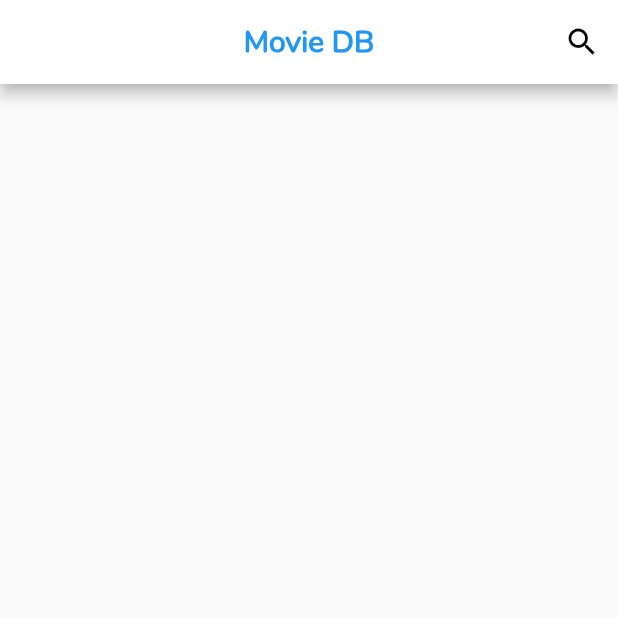
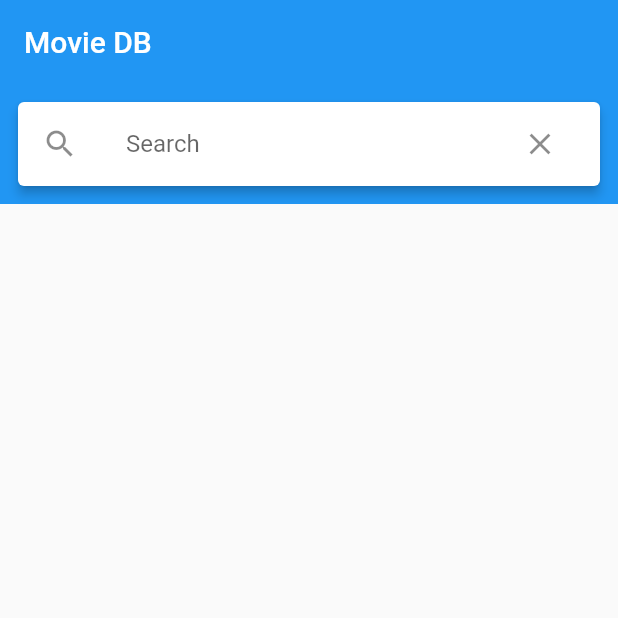
Before and after one commit to Harishwarrior/movie_scrap, a Flutter app: the screen it shows after launch, on a phone screen of 412 x 824 dp, the top half of it. Run offline on Flutter 3.47's test engine with Material 2 defaults, Android fonts, the phone set to English and light mode, and no system bars; network calls fail.

Commit message:
rebased , search working

```diff
--- a/lib/details_page.dart
+++ b/lib/details_page.dart
@@ -2,7 +2,7 @@ import 'package:flutter/material.dart';
 import 'package:flutter/services.dart';
 import 'package:url_launcher/url_launcher.dart';
 
-import 'movie.dart';
+import 'main.dart';
 
 class DetailPage extends StatelessWidget {
   final Movie movie;
--- a/lib/main.dart
+++ b/lib/main.dart
@@ -1,135 +1,170 @@
+import 'dart:async';
+import 'dart:convert';
+
 import 'package:flutter/material.dart';
-import 'package:moviescrap/Services/fetch_json.dart';
+import 'package:http/http.dart' as http;
 
 import 'details_page.dart';
 
-Future<List> data;
-Fetch fetch = new Fetch();
+void main() => runApp(new MaterialApp(
+      home: new HomePage(),
+      debugShowCheckedModeBanner: false,
+    ));
 
-void main() => runApp(new MyApp());
-
-class MyApp extends StatelessWidget {
+class HomePage extends StatefulWidget {
   @override
-  Widget build(BuildContext context) {
-    return new MaterialApp(
-      debugShowCheckedModeBanner: false,
-      theme: new ThemeData(
-        fontFamily: 'Nunito',
-        primaryColor: Colors.white,
-      ),
-      home: new MyHomePage(title: 'Movie DB'),
-    );
-  }
+  _HomePageState createState() => new _HomePageState();
 }
 
-class MyHomePage extends StatefulWidget {
-  MyHomePage({Key key, this.title}) : super(key: key);
+class _HomePageState extends State<HomePage> {
+  TextEditingController controller = new TextEditingController();
 
-  final String title;
+  // Get json result and convert it to model. Then add
+  Future<Null> getUserDetails() async {
+    final response = await http.get(url);
+    final responseJson = json.decode(response.body);
+
+    setState(() {
+      for (Map user in responseJson) {
+        _userDetails.add(Movie.fromJson(user));
+      }
+    });
+  }
 
   @override
-  _MyHomePageState createState() => new _MyHomePageState();
-}
+  void initState() {
+    super.initState();
 
-class _MyHomePageState extends State<MyHomePage> {
-  @override
-  void initState() {
-    data = fetch.getMovies(); //fetch movies when start of the app only
-    super.initState();
+    getUserDetails();
   }
 
   @override
   Widget build(BuildContext context) {
     return new Scaffold(
       appBar: new AppBar(
-        centerTitle: true,
-        title: new Text(
-          widget.title,
-          style: TextStyle(
-            color: Colors.blue,
-            fontWeight: FontWeight.w800,
+        title: new Text('Movie DB'),
+        elevation: 0.0,
+      ),
+      body: new Column(
+        children: <Widget>[
+          new Container(
+            color: Theme
+                .of(context)
+                .primaryColor,
+            child: new Padding(
+              padding: const EdgeInsets.all(8.0),
+              child: new Card(
+                elevation: 3.0,
+                child: new ListTile(
+                  leading: new Icon(Icons.search),
+                  title: new TextField(
+                    controller: controller,
+                    decoration: new InputDecoration(
+                      hintText: 'Search',
+                      border: InputBorder.none,
+                    ),
+                    onChanged: onSearchTextChanged,
+                  ),
+                  trailing: new IconButton(
+                    icon: new Icon(Icons.close),
+                    onPressed: () {
+                      controller.clear();
+                      onSearchTextChanged('');
+                    },
                   ),
                 ),
-        actions: <Widget>[
-          IconButton(
-            icon: Icon(Icons.search),
-            onPressed: () {
-              showSearch(context: context, delegate: MovieSearch());
-            },
               ),
-        ],
             ),
-    );
-  }
-}
-
-class MovieSearch extends SearchDelegate {
-//  final suggestMovie = ["avenger", "ant-man"];
-
-  @override
-  List<Widget> buildActions(BuildContext context) {
-    // implement buildActions
-    return [
-      IconButton(
-          icon: Icon(Icons.clear),
-          onPressed: () {
-            query = "";
-          })
-    ];
-  }
-
-  @override
-  Widget buildLeading(BuildContext context) {
-    //implement buildLeading
-    return IconButton(
-        icon: AnimatedIcon(
-          icon: AnimatedIcons.menu_arrow,
-          progress: transitionAnimation,
           ),
-        onPressed: () {
-          close(context, null);
-        });
-  }
-
-  @override
-  Widget buildResults(BuildContext context) {
-    return null;
-  }
-
-  @override
-  Widget buildSuggestions(BuildContext context) {
-    return Container(
-      child: FutureBuilder(
-        future: data, //future list
-        builder: (BuildContext context, AsyncSnapshot snapshot) {
-          if (!snapshot.hasData || snapshot.data.isEmpty) {
-            return Center(child: CircularProgressIndicator());
-          } else {
-            return ListView.builder(
-              itemBuilder: (BuildContext context, int index) {
-                return Card(
+          new Expanded(
+            child: _searchResult.length != 0 || controller.text.isNotEmpty
+                ? new ListView.builder(
+              itemCount: _searchResult.length,
+              itemBuilder: (context, i) {
+                return new Card(
                   elevation: 5.0,
-                  child: ListTile(
-                    title: Text(
-                      snapshot.data[index].normalized_name,
+                  child: new ListTile(
+                    title: new Text(
+                      _searchResult[i].normalized_name,
                     ),
-//                    subtitle: Text(snapshot.data[index].magnets),
                     onTap: () {
                       Navigator.push(
                         context,
                         new MaterialPageRoute(
                           builder: (context) =>
-                              DetailPage(snapshot.data[index]),
+                              DetailPage(_userDetails[i]),
                         ),
                       );
                     },
                   ),
                 );
               },
+            )
+                : new ListView.builder(
+              itemCount: _userDetails.length,
+              itemBuilder: (context, index) {
+                return new Card(
+                  elevation: 5.0,
+                  child: new ListTile(
+                    title: new Text(
+                      _userDetails[index].normalized_name,
+                    ),
+                    onTap: () {
+                      Navigator.push(
+                        context,
+                        new MaterialPageRoute(
+                          builder: (context) =>
+                              DetailPage(_userDetails[index]),
+                        ),
                       );
-          }
                     },
                   ),
                 );
+              },
+            ),
+          ),
+        ],
+      ),
+    );
+  }
+
+  onSearchTextChanged(String text) async {
+    _searchResult.clear();
+    if (text.isEmpty) {
+      setState(() {});
+      return;
+    }
+
+    _userDetails.forEach((userDetail) {
+      if (userDetail.normalized_name.contains(text))
+        _searchResult.add(userDetail);
+    });
+
+    setState(() {});
   }
 }
+
+List<Movie> _searchResult = [];
+
+List<Movie> _userDetails = [];
+
+final String url = 'https://harishwarrior.github.io/JsonHosting/movie.json';
+
+class Movie {
+  final String name;
+  final String normalized_name;
+  final List magnets;
+
+  Movie({
+    this.name,
+    this.magnets,
+    this.normalized_name,
+  });
+
+  factory Movie.fromJson(Map<String, dynamic> json) {
+    return new Movie(
+        name: json['name'],
+        normalized_name: json['normalized_name'],
+        magnets: json['magnets']);
+  }
+}
--- a/lib/movie.dart
+++ /dev/null
@@ -1,7 +0,0 @@
-class Movie {
-  final List magnets;
-  final String name;
-  final String normalized_name;
-
-  Movie({this.name, this.magnets, this.normalized_name});
-}
```
Also changed, not shown: lib/Services/fetch_json.dart (deleted, +0 -25 lines), 2 other files. Lines whose indentation alone changed are shown as unchanged.
